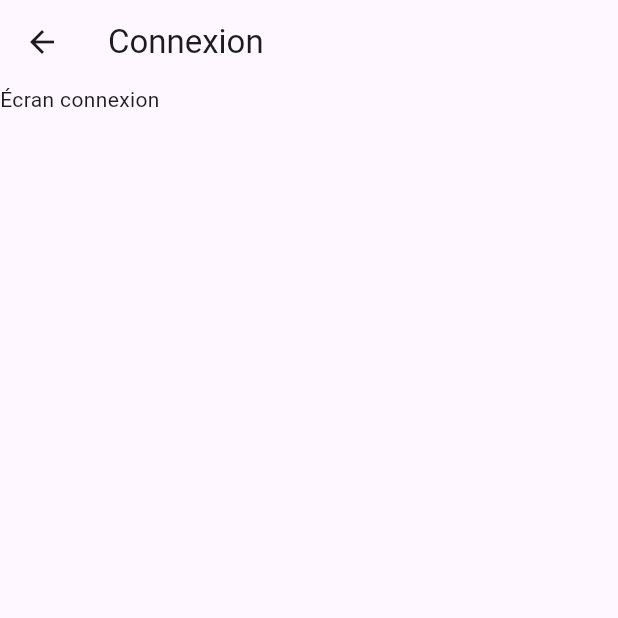
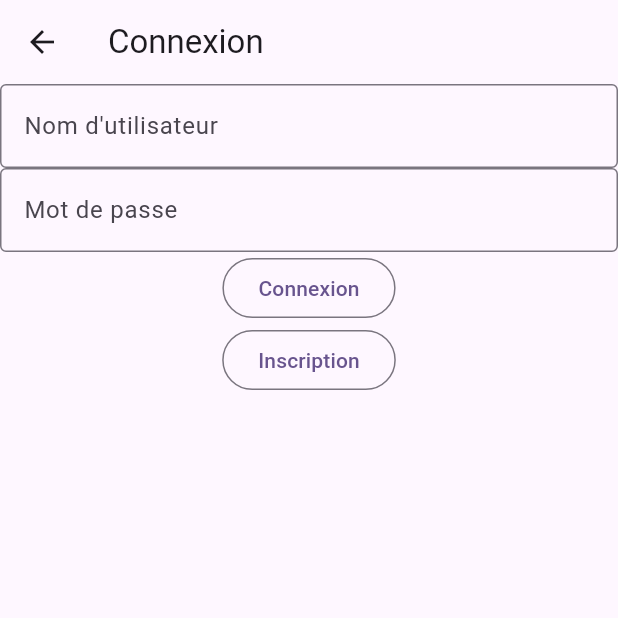
Before and after one commit to AntoineBricault/Tp_AntoineBricault_Automne2024, a Flutter app: the screen it shows after launch, in the side drawer, after a tap on "Connexion", on a phone screen of 412 x 824 dp, the top half of it. Run offline on Flutter 3.47's test engine with Material 3 defaults, Android fonts, the phone set to English and light mode, and no system bars.

Commit message:
FCT : Écran connexion
Ajout des éléments de la page connexion

```diff
--- a/tp_automne_2024/lib/connexion.dart
+++ b/tp_automne_2024/lib/connexion.dart
@@ -1,4 +1,6 @@
 import 'package:flutter/material.dart';
+import 'package:tp_automne_2024/inscription.dart';
+import 'package:tp_automne_2024/main.dart';
 
 // TODO Un ecran minimal avec un tres peu de code
 class connexion extends StatefulWidget {
@@ -15,7 +17,52 @@ class _connexionState extends State<connexion> {
       appBar: AppBar(
         title: const Text('Connexion'),
       ),
-      body: const Text('Écran connexion'),
+      body: Center(
+        child: Column(
+          children: [
+
+            TextField(
+              decoration: InputDecoration(
+                border: OutlineInputBorder(),
+                hintText: "Nom d'utilisateur",
+              ),
+            ),
+
+            TextField(
+              decoration: InputDecoration(
+                border: OutlineInputBorder(),
+                hintText: "Mot de passe"
+              ),
+            ),
+
+            OutlinedButton(
+                onPressed: () {
+                  Navigator.push(
+                    context,
+                    MaterialPageRoute(
+                      builder: (context) => const MyHomePage(
+                        title: "Accueil",
+                      ),
+                    ),
+                  );
+                },
+                child: const Text("Connexion")),
+
+            OutlinedButton(
+                onPressed: () {
+                  Navigator.push(
+                    context,
+                    MaterialPageRoute(
+                      builder: (context) => const inscritpion(),
+                    ),
+                  );
+                },
+                child: const Text("Inscription"))
+
+
+          ],
+        ),
+      ),
     );
   }
 }
--- a/tp_automne_2024/lib/creation.dart
+++ b/tp_automne_2024/lib/creation.dart
@@ -22,12 +22,14 @@ class _creationState extends State<creation> {
 
             TextField(
               decoration: InputDecoration(
+                  border: OutlineInputBorder(),
                 hintText: "Nom de la tache"
               ),
             ),
 
             TextField(
               decoration: InputDecoration(
+                  border: OutlineInputBorder(),
                   hintText: "Date de la tache"
               ),
             ),
```
